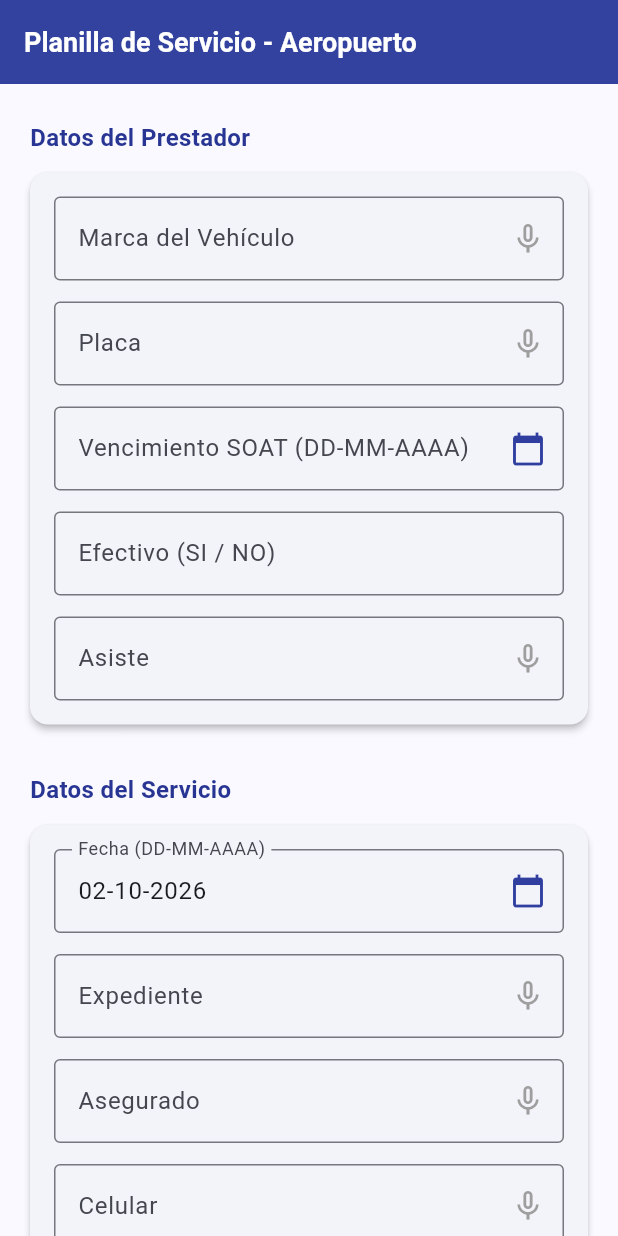
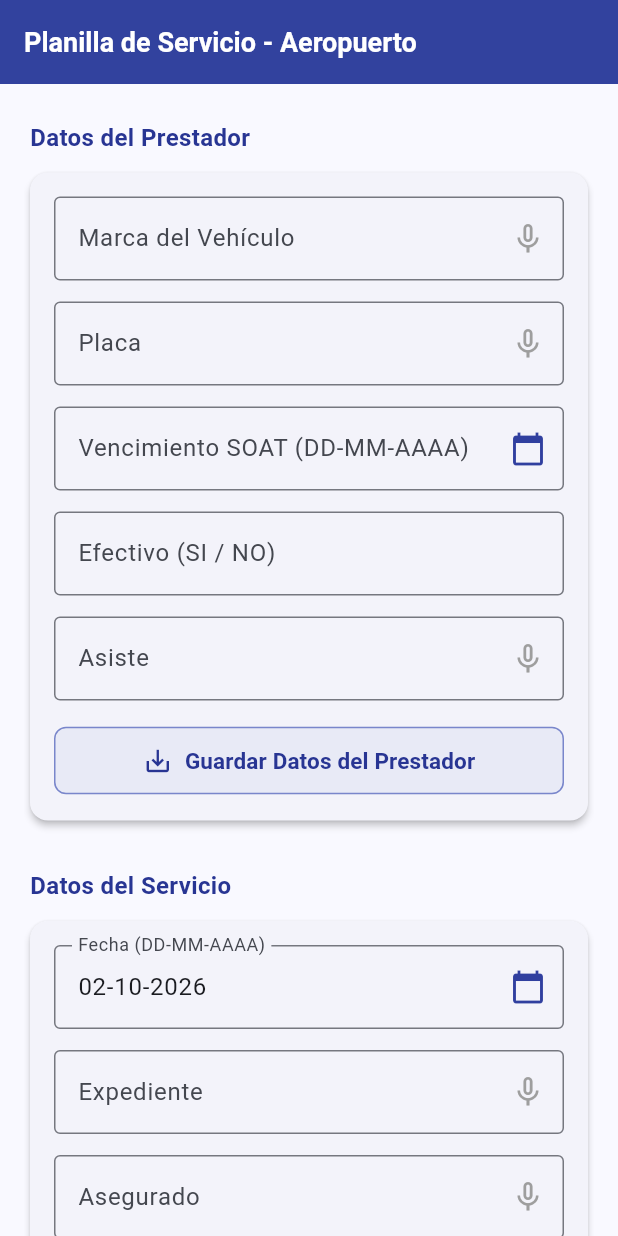
Before and after one commit to javimac-dev/planilla_aeropuerto, a Flutter app: the screen it shows after launch, on a phone screen of 412 x 824 dp. Run offline on Flutter 3.47's test engine with Material 3 defaults, Android fonts, the phone set to English and light mode, and no system bars; our stand-ins replace pdf, printing, shared_preferences, signature, speech_to_text.

Commit message:
pantalla_formulario1.5

```diff
--- a/lib/screens/pantalla_formulario.dart
+++ b/lib/screens/pantalla_formulario.dart
@@ -57,13 +57,24 @@ class _PantallaFormularioState extends State<PantallaFormulario> {
     setState(() {
       _marcaController.text = prefs.getString('vehiculo_marca') ?? '';
       _placaController.text = prefs.getString('vehiculo_placa') ?? '';
+      _soatController.text = prefs.getString('vehiculo_soat') ?? '';
       _asisteController.text = prefs.getString('servicio_asiste') ?? '';
     });
+
+    // Evaluar efectivo con los datos ya cargados
+    _evaluarEfectivoSegunSoat();
   }
 
-  Future<void> _guardarDatoPersistente(String clave, String valor) async {
+  Future<void> _guardarDatosPrestador() async {
     final prefs = await SharedPreferences.getInstance();
-    await prefs.setString(clave, valor);
+    await prefs.setString('vehiculo_marca', _marcaController.text.trim());
+    await prefs.setString('vehiculo_placa', _placaController.text.trim());
+    await prefs.setString('vehiculo_soat', _soatController.text.trim());
+    await prefs.setString('servicio_asiste', _asisteController.text.trim());
+
+    ScaffoldMessenger.of(context).showSnackBar(
+      const SnackBar(content: Text('Datos del prestador guardados correctamente')),
+    );
   }
 
   // Función para evaluar si la fecha del SOAT es posterior o igual a la fecha del servicio
@@ -234,25 +245,23 @@ class _PantallaFormularioState extends State<PantallaFormulario> {
                 padding: const EdgeInsets.all(16.0),
                 child: Column(
                   children: [
-                    // Marca del Vehículo (Persistente)
+                    // Marca del Vehículo
                     _construirCampoConMic(
                       label: "Marca del Vehículo",
                       controller: _marcaController,
                       nombreCampo: "Marca",
-                      onChanged: (valor) => _guardarDatoPersistente('vehiculo_marca', valor),
                     ),
                     const SizedBox(height: 14),
 
-                    // Placa (Persistente)
+                    // Placa
                     _construirCampoConMic(
                       label: "Placa",
                       controller: _placaController,
                       nombreCampo: "Placa",
-                      onChanged: (valor) => _guardarDatoPersistente('vehiculo_placa', valor),
                     ),
                     const SizedBox(height: 14),
 
-                    // Vencimiento SOAT (Con DatePicker y validación cruzada)
+                    // Vencimiento SOAT (Ahora precargado y persistente)
                     TextField(
                       controller: _soatController,
                       readOnly: true,
@@ -271,7 +280,7 @@ class _PantallaFormularioState extends State<PantallaFormulario> {
                     ),
                     const SizedBox(height: 14),
 
-                    // Efectivo (Automático según las fechas)
+                    // Efectivo (Automático)
                     _construirCampoConMic(
                       label: "Efectivo (SI / NO)",
                       controller: _efectivoController,
@@ -280,12 +289,35 @@ class _PantallaFormularioState extends State<PantallaFormulario> {
                     ),
                     const SizedBox(height: 14),
 
-                    // Asiste (Persistente)
+                    // Asiste
                     _construirCampoConMic(
                       label: "Asiste",
                       controller: _asisteController,
                       nombreCampo: "Asiste",
-                      onChanged: (valor) => _guardarDatoPersistente('servicio_asiste', valor),
+                    ),
+                    const SizedBox(height: 16),
+
+                    // Botón para guardar todos los datos del prestador
+                    SizedBox(
+                      width: double.infinity,
+                      child: ElevatedButton.icon(
+                        style: ElevatedButton.styleFrom(
+                          padding: const EdgeInsets.symmetric(vertical: 12),
+                          backgroundColor: Colors.indigo.shade50,
+                          foregroundColor: Colors.indigo.shade800,
+                          elevation: 0,
+                          shape: RoundedRectangleBorder(
+                            borderRadius: BorderRadius.circular(8),
+                            side: BorderSide(color: Colors.indigo.shade300),
+                          ),
+                        ),
+                        onPressed: _guardarDatosPrestador,
+                        icon: const Icon(Icons.save_alt, size: 20),
+                        label: const Text(
+                          "Guardar Datos del Prestador",
+                          style: TextStyle(fontWeight: FontWeight.bold, fontSize: 15),
+                        ),
+                      ),
                     ),
                   ],
                 ),
@@ -305,7 +337,7 @@ class _PantallaFormularioState extends State<PantallaFormulario> {
                 padding: const EdgeInsets.all(16.0),
                 child: Column(
                   children: [
-                    // Fecha (Con DatePicker y validación cruzada)
+                    // Fecha
                     TextField(
                       controller: _fechaController,
                       readOnly: true,
@@ -340,7 +372,7 @@ class _PantallaFormularioState extends State<PantallaFormulario> {
                     ),
                     const SizedBox(height: 14),
 
-                    // Celular (Numérico estricto, máximo 10 caracteres)
+                    // Celular
                     _construirCampoConMic(
                       label: "Celular",
                       controller: _celularController,
@@ -415,7 +447,6 @@ class _PantallaFormularioState extends State<PantallaFormulario> {
                 ),
               ),
               onPressed: () async {
-                // 1. Validar firma obligatoria
                 if (_signatureController.isEmpty) {
                   ScaffoldMessenger.of(context).showSnackBar(
                     const SnackBar(content: Text('Por favor solicite la firma del pasajero')),
@@ -423,11 +454,9 @@ class _PantallaFormularioState extends State<PantallaFormulario> {
                   return;
                 }
 
-                // 2. Obtener la imagen de la firma en bytes
                 final signatureBytes = await _signatureController.toPngBytes();
                 if (signatureBytes == null) return;
 
-                // 3. Formatear la fecha ingresada (DD-MM-AAAA) a AAMMDD para el nombre del archivo
                 String fechaTexto = _fechaController.text.trim();
                 String fechaAAMMDD = "000000";
                 try {
@@ -445,14 +474,11 @@ class _PantallaFormularioState extends State<PantallaFormulario> {
                   print("Error formateando fecha para el archivo: $e");
                 }
 
-                // 4. Obtener número de expediente
                 String expedienteTexto = _expedienteController.text.trim();
                 if (expedienteTexto.isEmpty) expedienteTexto = "SinuNumero";
 
-                // 5. Construir nombre del archivo: planilla_aeropuerto_AAMMDD_ex12345.pdf
                 final String nombreArchivo = "planilla_aeropuerto_${fechaAAMMDD}_ex$expedienteTexto.pdf";
 
-                // 6. Diseñar el contenido del documento PDF
                 final pdf = pw.Document();
                 pdf.addPage(
                   pw.Page(
@@ -501,7 +527,6 @@ class _PantallaFormularioState extends State<PantallaFormulario> {
                   ),
                 );
 
-                // 7. Lanzar el diálogo nativo para guardar o compartir el PDF
                 await Printing.sharePdf(
                   bytes: await pdf.save(),
                   filename: nombreArchivo,
@@ -521,7 +546,6 @@ class _PantallaFormularioState extends State<PantallaFormulario> {
     );
   }
 
-  // Widget auxiliar para los títulos de sección
   Widget _construirTituloSeccion(String titulo) {
     return Padding(
       padding: const EdgeInsets.only(bottom: 8.0, top: 8.0, left: 4.0),
@@ -581,7 +605,6 @@ class _PantallaFormularioState extends State<PantallaFormulario> {
     );
   }
 
-  // Método auxiliar para estructurar las filas dentro del PDF
   pw.Widget _construirFilaPdf(String etiqueta, String valor) {
     return pw.Padding(
       padding: const pw.EdgeInsets.symmetric(vertical: 3),
```
